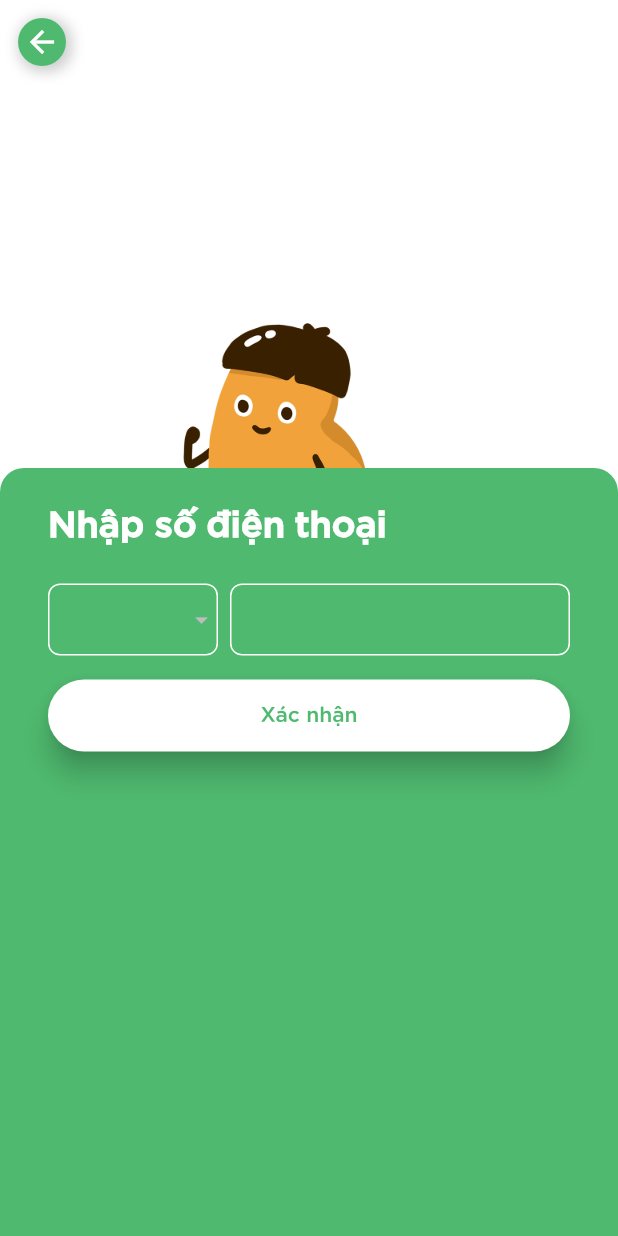
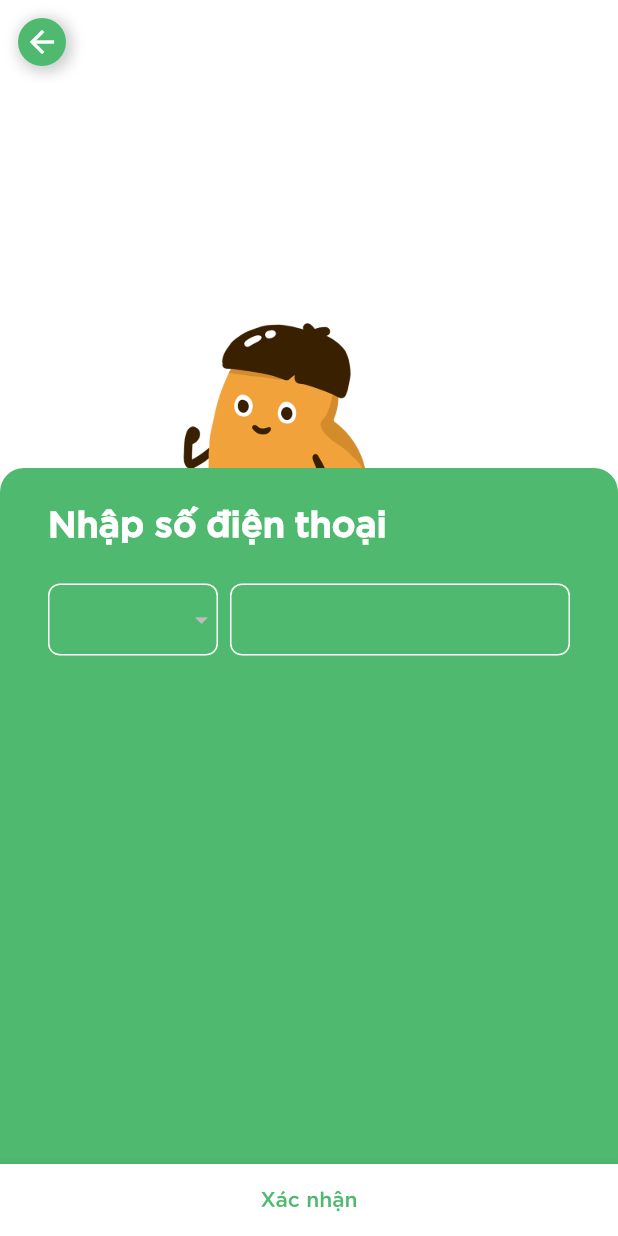
Before and after one commit to nguyenduong9799/beanoi-mobile, a Flutter app: the screen it shows after launch, after a tap on "Đăng nhập bằng số điện thoại", on a phone screen of 412 x 824 dp. Run offline on Flutter 3.47's test engine with Material 2 defaults, Android fonts, the phone set to English and light mode, and no system bars; our stand-ins replace animated_text_kit, cached_network_image, connectivity, dio, firebase_analytics, firebase_auth and 14 more; missing offline and left inert: animator, flutter_page_indicator; accounts and stored records are empty; network calls fail.

Commit message:
Change style in Login By Phone and error image in home

```diff
--- a/lib/View/LoginScreen/LoginByPhone.dart
+++ b/lib/View/LoginScreen/LoginByPhone.dart
@@ -62,7 +62,8 @@ class _LoginWithPhoneState extends State<LoginWithPhone> {
   Widget build(BuildContext context) {
     final screenWidth = MediaQuery.of(context).size.width;
 
-    return Scaffold(
+    return SafeArea(
+      child: Scaffold(
         resizeToAvoidBottomInset: true,
         backgroundColor: Colors.white,
         appBar: AppBar(
@@ -93,15 +94,9 @@ class _LoginWithPhoneState extends State<LoginWithPhone> {
           model: LoginViewModel(),
           child: Container(
             child: Column(
-            // crossAxisAlignment: CrossAxisAlignment.stretch,
               children: [
-              // SizedBox(
-              //   height: screenHeight * 0.1,
-              // ),
                 Expanded(
                   child: Container(
-                  // color: Colors.blue,
-                  // height: screenHeight * 0.5,
                     child: Image.asset(
                       'assets/images/phone_input.png',
                       alignment: Alignment.topRight,
@@ -120,13 +115,15 @@ class _LoginWithPhoneState extends State<LoginWithPhone> {
                         topRight: Radius.circular(16),
                       ),
                     ),
-                  padding: EdgeInsets.fromLTRB(32, 24, 32, 16),
+                    padding: EdgeInsets.fromLTRB(0, 24, 0, 0),
                     width: screenWidth,
                     // height: screenHeight * 0.5,
                     child: Column(
                       crossAxisAlignment: CrossAxisAlignment.stretch,
                       children: [
-                      Text(
+                        Padding(
+                          padding: const EdgeInsets.fromLTRB(32, 0, 32, 0),
+                          child: Text(
                             "Nhập số điện thoại",
                             style: TextStyle(
                               color: Colors.white,
@@ -134,19 +131,22 @@ class _LoginWithPhoneState extends State<LoginWithPhone> {
                               fontWeight: FontWeight.bold,
                             ),
                           ),
+                        ),
                         SizedBox(height: 24),
                         // INPUT
-                      Row(
+                        Padding(
+                          padding: const EdgeInsets.fromLTRB(32, 0, 32, 0),
+                          child: Row(
                             // mainAxisSize: MainAxisSize.max,
                             children: [
                               Expanded(
                                 flex: 1,
                                 child: Container(
-                              // padding: EdgeInsets.all(4),
                                   height: 48,
                                   decoration: BoxDecoration(
                                     borderRadius: BorderRadius.circular(8),
-                                border: Border.all(color: kBackgroundGrey[0]),
+                                    border:
+                                        Border.all(color: kBackgroundGrey[0]),
                                     color: kPrimary,
                                   ),
                                   child: DropdownButtonHideUnderline(
@@ -155,7 +155,8 @@ class _LoginWithPhoneState extends State<LoginWithPhone> {
                                       iconSize: 20,
                                       iconEnabledColor: kBackgroundGrey[0],
                                       style: kTextPrimary.copyWith(
-                                      fontSize: 12, color: kBackgroundGrey[0]),
+                                          fontSize: 12,
+                                          color: kBackgroundGrey[0]),
                                       items: _dropdownMenuItems,
                                       value: _countryCode,
                                       onChanged: (value) => setState(() {
@@ -176,7 +177,8 @@ class _LoginWithPhoneState extends State<LoginWithPhone> {
                                       child: TextFormField(
                                         focusNode: _phoneFocus,
                                         inputFormatters: <TextInputFormatter>[
-                                      WhitelistingTextInputFormatter.digitsOnly
+                                          WhitelistingTextInputFormatter
+                                              .digitsOnly
                                         ],
                                         keyboardType: TextInputType.number,
                                         validator: (input) {
@@ -209,7 +211,8 @@ class _LoginWithPhoneState extends State<LoginWithPhone> {
                                               ? kBackgroundGrey[0]
                                               : kPrimary,
                                           focusedBorder: OutlineInputBorder(
-                                        borderRadius: BorderRadius.circular(8),
+                                            borderRadius:
+                                                BorderRadius.circular(8),
                                             borderSide: new BorderSide(
                                               color: kPrimary,
                                               style: BorderStyle.solid,
@@ -217,7 +220,8 @@ class _LoginWithPhoneState extends State<LoginWithPhone> {
                                             // borderRadius: new BorderRadius.circular(25.7),
                                           ),
                                           enabledBorder: OutlineInputBorder(
-                                        borderRadius: BorderRadius.circular(8),
+                                            borderRadius:
+                                                BorderRadius.circular(8),
                                             borderSide: new BorderSide(
                                               color: kBackgroundGrey[0],
                                               style: BorderStyle.solid,
@@ -229,17 +233,22 @@ class _LoginWithPhoneState extends State<LoginWithPhone> {
                                   )),
                             ],
                           ),
+                        ),
                         SizedBox(height: 16),
+                        Expanded(
+                          flex: 10,
+                          child: Container(),
+                        ),
                         ScopedModelDescendant<LoginViewModel>(
                           builder: (context, child, model) => ButtonTheme(
                             minWidth: 150.0,
                             height: 48,
                             child: RaisedButton(
                               color: Colors.white,
-                              padding: EdgeInsets.fromLTRB(4, 0, 4, 0),
+                              // padding: EdgeInsets.fromLTRB(4, 0, 4, 0),
                               elevation: 8,
                               shape: RoundedRectangleBorder(
-                                borderRadius: BorderRadius.circular(24.0),
+                                  // borderRadius: BorderRadius.circular(24.0),
                                   // side: BorderSide(color: Colors.red),
                                   ),
                               onPressed: () async {
@@ -258,10 +267,14 @@ class _LoginWithPhoneState extends State<LoginWithPhone> {
                                   }
                                 }
                               },
+                              child: Container(
+                                // width: double.infinity,
                                 child: Text(
                                   "Xác nhận",
                                   style: kTextSecondary,
-                              )),
+                                ),
+                              ),
+                            ),
                           ),
                         ),
                       ],
@@ -272,6 +285,7 @@ class _LoginWithPhoneState extends State<LoginWithPhone> {
             ),
           ),
         ),
+      ),
     );
   }
 }
```
Also changed, not shown: lib/View/home.dart (+16 -3 lines), assets/images/coming_soon.gif (added). Lines whose indentation alone changed are shown as unchanged.
